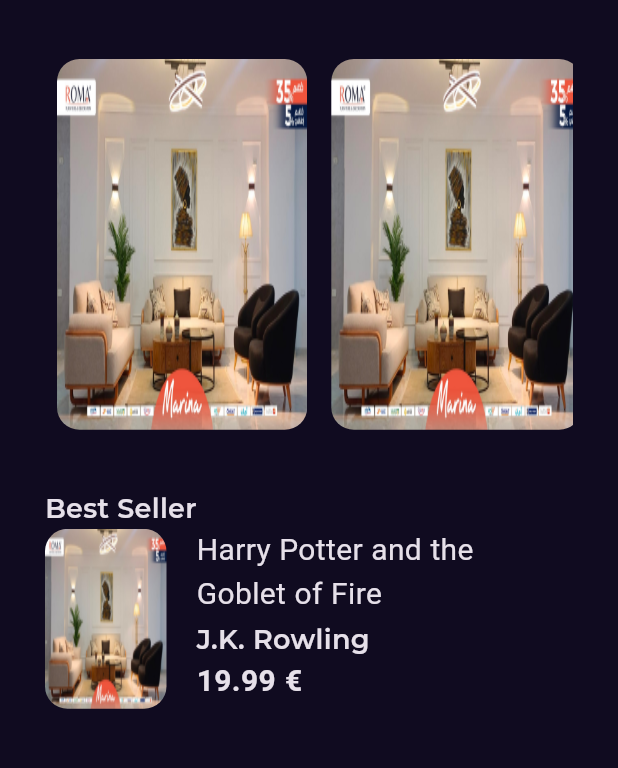
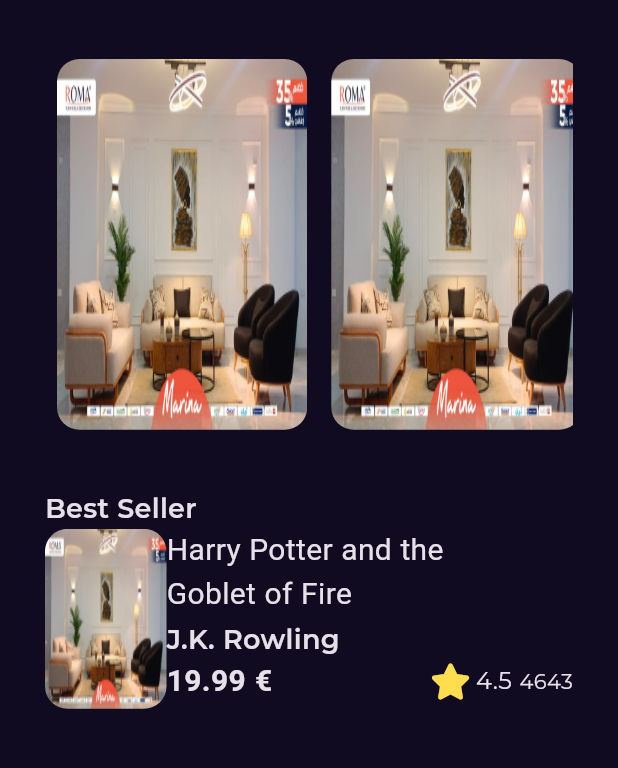
Before and after one commit to ahmedabdelhaliem/Bookly, a Flutter app: the screen it shows after launch, on a phone screen of 412 x 824 dp, the part 97-865 px from its top. Run offline on Flutter 3.47's test engine with Material 3 defaults, Android fonts, the phone set to English and light mode, and no system bars; our stand-ins replace font_awesome_flutter, get, google_fonts.

Commit message:
best seller item3

```diff
--- a/lib/core/utils/styles.dart
+++ b/lib/core/utils/styles.dart
@@ -10,4 +10,6 @@
       TextStyle(fontSize: 20, fontWeight: FontWeight.normal);
   static const textStyle14 =
       TextStyle(fontSize: 14, fontWeight: FontWeight.normal);
+  static const textStyle16 =
+      TextStyle(fontSize: 16, fontWeight: FontWeight.normal);
 }
--- a/lib/features/home/presentation/views/widgets/best_seller_list_view-item.dart
+++ b/lib/features/home/presentation/views/widgets/best_seller_list_view-item.dart
@@ -4,6 +4,7 @@
 import 'package:flutter/cupertino.dart';
 import 'package:flutter/material.dart';
 import 'package:flutter/widgets.dart';
+import 'package:font_awesome_flutter/font_awesome_flutter.dart';
 
 class BestSellerListViewItem extends StatelessWidget {
   const BestSellerListViewItem({super.key});
@@ -24,8 +25,7 @@
                       image: AssetImage(AssetData.test), fit: BoxFit.fill)),
             ),
           ),
-          Padding(
-            padding: const EdgeInsets.only(left: 20),
+          Expanded(
             child: Column(
               crossAxisAlignment: CrossAxisAlignment.start,
               children: [
@@ -52,7 +52,9 @@
                       '19.99 €',
                       style: Styles.textStyle20
                           .copyWith(fontWeight: FontWeight.bold),
-                    )
+                    ),
+                    const Spacer(),
+                    const BookRating()
                   ],
                 )
               ],
@@ -63,3 +65,33 @@
     );
   }
 }
+
+class BookRating extends StatelessWidget {
+  const BookRating({super.key});
+
+  @override
+  Widget build(BuildContext context) {
+    return const Row(
+      children: [
+        Icon(
+          FontAwesomeIcons.solidStar,
+          color: Color(0xffFFDD4F),
+        ),
+        SizedBox(
+          width: 6.3,
+        ),
+        Text(
+          '4.5',
+          style: Styles.textStyle16,
+        ),
+        SizedBox(
+          width: 5,
+        ),
+        Text(
+          '4643',
+          style: Styles.textStyle14,
+        )
+      ],
+    );
+  }
+}
```
